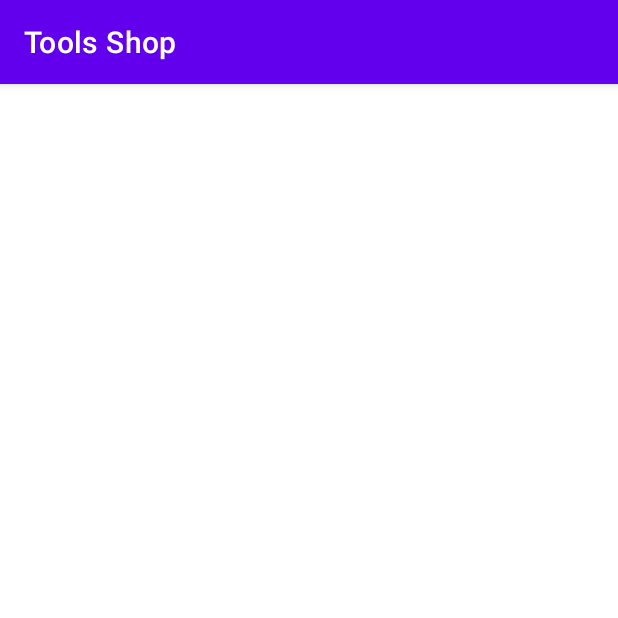
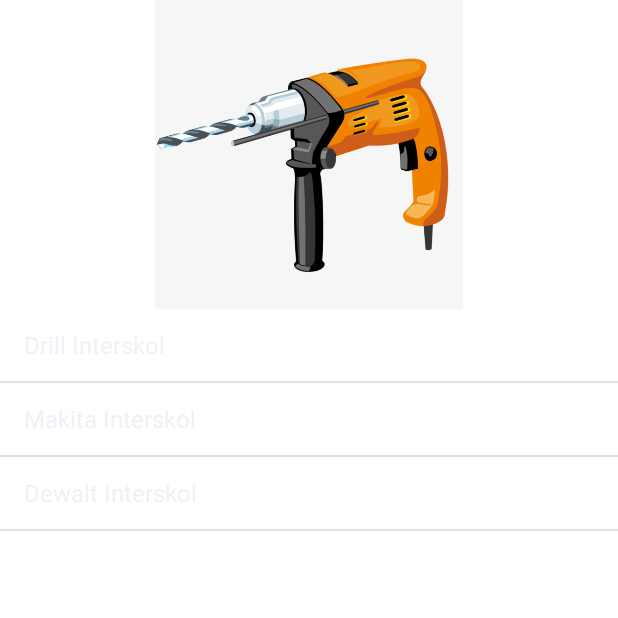
Before and after one commit to chigov2/ToolsShop, an Android app: the DrillCategoryActivity screen opened directly, with no data from a screen before it, on a phone screen of 412 x 824 dp, the top half of it. Run offline under Robolectric (Android 15) with nearby library versions, the phone set to English and light mode, and no system bars.

```diff
--- a/app/src/main/AndroidManifest.xml
+++ b/app/src/main/AndroidManifest.xml
@@ -9,6 +9,9 @@
         android:roundIcon="@mipmap/ic_launcher_round"
         android:supportsRtl="true"
         android:theme="@style/Theme.ToolsShop">
+        <activity
+            android:name=".DrillDetailActivity"
+            android:exported="false" />
         <activity
             android:name=".DrillCategoryActivity"
             android:exported="false" />
--- /dev/null
+++ b/app/src/main/java/techmarket/uno/toolsshop/Drill.java
@@ -0,0 +1,35 @@
+package techmarket.uno.toolsshop;
+
+import androidx.annotation.NonNull;
+
+public class Drill {
+    private  String title;
+    private  String info;
+    private  int imageResourceId;
+    //crate constructor = Alt + Insert
+
+    public Drill(String title, String info, int imageResourceId) {
+        this.title = title;
+        this.info = info;
+        this.imageResourceId = imageResourceId;
+    }
+    //из кода необходим доступ к полям - создаем геттеры
+    public String getTitle() {
+        return title;
+    }
+
+    public String getInfo() {
+        return info;
+    }
+
+    public int getImageResourceId() {
+        return imageResourceId;
+    }
+
+    @NonNull
+    @Override
+    public String toString() {
+        return title;
+        //когда дрель преобразовывается в строку - выводится её название
+    }
+}
--- a/app/src/main/java/techmarket/uno/toolsshop/DrillCategoryActivity.java
+++ b/app/src/main/java/techmarket/uno/toolsshop/DrillCategoryActivity.java
@@ -1,14 +1,68 @@
 package techmarket.uno.toolsshop;
 
+import androidx.appcompat.app.ActionBar;
 import androidx.appcompat.app.AppCompatActivity;
 
+import android.content.Intent;
 import android.os.Bundle;
+import android.view.View;
+import android.widget.AdapterView;
+import android.widget.ArrayAdapter;
+import android.widget.ListView;
+
+import java.util.ArrayList;
 
 public class DrillCategoryActivity extends AppCompatActivity {
+    private ListView lvDrills;
+    private ArrayList<Drill> drills;
 
     @Override
     protected void onCreate(Bundle savedInstanceState) {
         super.onCreate(savedInstanceState);
         setContentView(R.layout.activity_drill_category);
+        lvDrills = findViewById(R.id.lvDrills);
+        ActionBar actionBar = getSupportActionBar();
+        if (actionBar != null) {
+            actionBar.hide();
+        }
+        drills = new ArrayList<Drill>();
+        //добавляем виды дрелей
+        drills.add(new Drill(
+                getString(R.string.drill_interskol_title),
+                getString(R.string.drill_interskol_info),
+                R.drawable.interskol));
+        drills.add(new Drill(
+                getString(R.string.drill_makita_title),
+                getString(R.string.drill_makita_info),
+                R.drawable.makita));
+        drills.add(new Drill(
+                getString(R.string.drill_dewalt_title),
+                getString(R.string.drill_dewalt_info),
+                R.drawable.dewalt));
+
+        //к ListView мы не можем просто добавить массив дрелей - нужен адаптер
+        //необходимо передать три параметра
+        ArrayAdapter<Drill> adapter = new ArrayAdapter<Drill>(
+                getApplicationContext(),
+                android.R.layout.simple_list_item_1,
+                drills);
+        //адаптер установить в ListView
+        lvDrills.setAdapter(adapter);
+        //необходимо в класса Drill переопределить метод toString чтобы выводился title
+
+
+        lvDrills.setOnItemClickListener(new AdapterView.OnItemClickListener() {
+            @Override
+            public void onItemClick(AdapterView<?> parent, View view, int position, long id) {
+                //по position выберем дрель, на которую кликнули
+                Drill drill = drills.get(position);
+
+                Intent intent = new Intent(getApplicationContext(), DrillDetailActivity.class);
+                intent.putExtra("title",drill.getTitle());
+                intent.putExtra("info",drill.getInfo());
+                intent.putExtra("resID",drill.getImageResourceId());
+                startActivity(intent);
+            }
+        });
     }
 }
--- a/app/src/main/res/layout/activity_drill_category.xml
+++ b/app/src/main/res/layout/activity_drill_category.xml
@@ -6,4 +6,31 @@
     android:layout_height="match_parent"
     tools:context=".DrillCategoryActivity">
 
+    <androidx.constraintlayout.widget.Guideline
+        android:id="@+id/guideline4"
+        android:layout_width="wrap_content"
+        android:layout_height="wrap_content"
+        android:orientation="horizontal"
+        app:layout_constraintGuide_percent="0.25" />
+
+    <ImageView
+        android:id="@+id/imageView"
+        android:layout_width="0dp"
+        android:layout_height="0dp"
+        android:contentDescription="@string/drill_category"
+        app:layout_constraintBottom_toTopOf="@+id/guideline4"
+        app:layout_constraintEnd_toEndOf="parent"
+        app:layout_constraintStart_toStartOf="parent"
+        app:layout_constraintTop_toTopOf="parent"
+        app:srcCompat="@drawable/drill"
+        tools:ignore="ImageContrastCheck" />
+
+    <ListView
+        android:id="@+id/lvDrills"
+        android:layout_width="0dp"
+        android:layout_height="0dp"
+        app:layout_constraintBottom_toBottomOf="parent"
+        app:layout_constraintEnd_toEndOf="parent"
+        app:layout_constraintStart_toStartOf="parent"
+        app:layout_constraintTop_toBottomOf="@+id/imageView" />
 </androidx.constraintlayout.widget.ConstraintLayout>
--- a/app/src/main/res/values/strings.xml
+++ b/app/src/main/res/values/strings.xml
@@ -1,11 +1,20 @@
 <resources>
     <string name="app_name">Tools Shop</string>
     <string name="content_description_logo">Tools shop logo</string>
+    <string name="drill_category">Drill category</string>
+
     <string-array name="tools">
         <item>Дрели</item>
         <item>Перфораторы</item>
         <item>Болгарки</item>
     </string-array>
 
+    <string name="drill_interskol_title">Drill Interskol</string>
+    <string name="drill_makita_title">Makita Interskol</string>
+    <string name="drill_dewalt_title">Dewalt Interskol</string>
+
+    <string name="drill_interskol_info">Drill Interskol desc</string>
+    <string name="drill_makita_info">Makita Interskol desc</string>
+    <string name="drill_dewalt_info">Dewalt Interskol_desc</string>
 
 </resources>
```
Also changed, not shown: app/src/main/java/techmarket/uno/toolsshop/DrillDetailActivity.java (added, +19 -0 lines), app/src/main/res/layout/activity_drill_detail.xml (added, +9 -0 lines).
